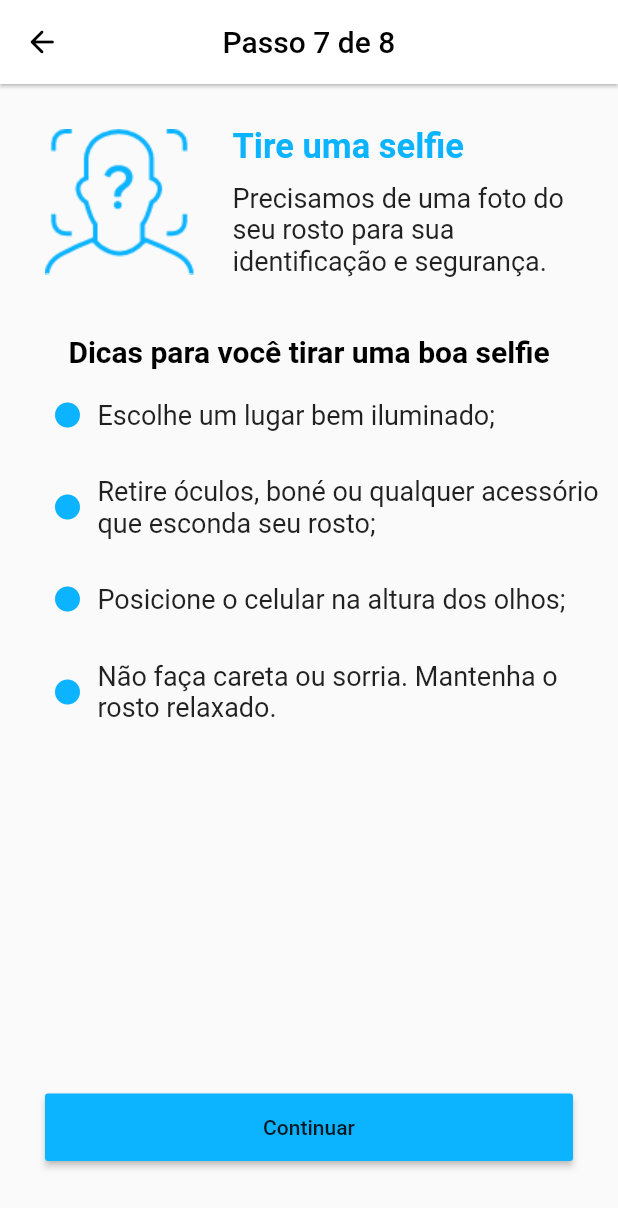
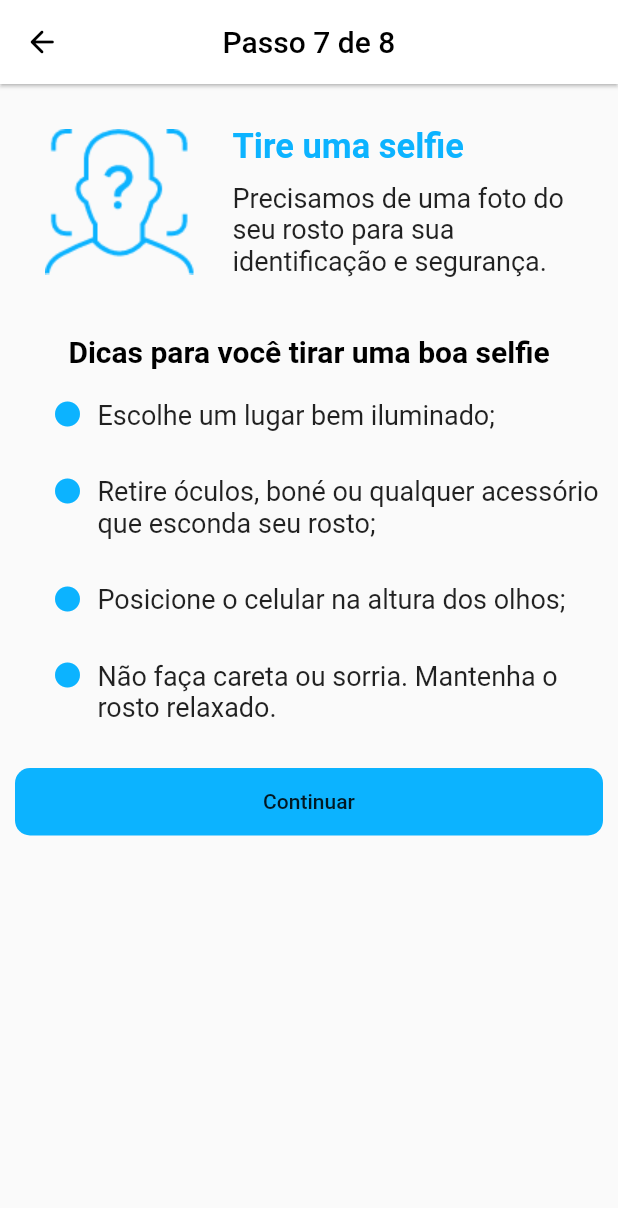
Before and after one commit to leoCardosoDev/flutter_getx_image_picker, a Flutter app: the screen it shows after launch, after a tap on "Começar", on a phone screen of 412 x 824 dp. Shown: the top 1208 px of the screen. Run offline on Flutter 3.47's test engine with Material 2 defaults, Android fonts, the phone set to English and light mode, and no system bars; our stand-ins replace font_awesome_flutter, get, image_picker; missing offline and left inert: amazon_cognito_identity_dart_2.

Commit message:
feat: add upload document

```diff
--- a/lib/onboarding/upload_documents/controller/home_controller.dart
+++ b/lib/onboarding/upload_documents/controller/home_controller.dart
@@ -9,6 +9,7 @@ import 'package:getx_upload/utils/upload_utils/aws_s3_upload.dart';
 class HomeController extends GetxController {
   RxString selectedImagePath = ''.obs;
   RxString selectedImageSize = ''.obs;
+  List<RxBool> nextStep = [true.obs, false.obs, false.obs];
   List<RxBool> allSteps = [false.obs, false.obs, false.obs];
 
   void getImage(ImageSource imageSource) async {
--- a/lib/onboarding/upload_documents/view/documents_view.dart
+++ b/lib/onboarding/upload_documents/view/documents_view.dart
@@ -2,7 +2,7 @@ import 'package:flutter/material.dart';
 import 'package:font_awesome_flutter/font_awesome_flutter.dart';
 import 'package:get/get.dart';
 import 'package:getx_upload/onboarding/upload_documents/controller/home_controller.dart';
-import 'package:getx_upload/onboarding/upload_documents/view/selfie_explanation_view.dart';
+import 'package:getx_upload/onboarding/upload_documents/view/steps_explanation_view.dart';
 
 class DocumentsView extends StatelessWidget {
   @override
@@ -29,22 +29,22 @@ class DocumentsView extends StatelessWidget {
       Image.asset('images/ic_upload/icon_comprovante_ativo@2x.png'),
     ];
 
-    Widget _iconCircle({int index}) {
-      return Icon(
-        index == 0 ? FontAwesomeIcons.solidCircle : FontAwesomeIcons.circle,
-        size: 35,
-        color: Colors.grey,
-      );
-    }
-
-    Widget _iconCircleOk({int index}) {
-      return Icon(
-        index == 0
-            ? FontAwesomeIcons.solidCheckCircle
-            : FontAwesomeIcons.circle,
-        size: 35,
-        color: Color(0xFF0CB3FF),
-      );
+    Widget _iconCircle({int index, HomeController controller, Color color}) {
+      return Obx(() => controller.allSteps[index].value == false
+          ? Icon(
+              controller.nextStep[index].value == true
+                  ? FontAwesomeIcons.solidCircle
+                  : FontAwesomeIcons.circle,
+              size: 35,
+              color: color,
+            )
+          : Icon(
+              controller.nextStep[index].value == true
+                  ? FontAwesomeIcons.solidCheckCircle
+                  : FontAwesomeIcons.circle,
+              size: 35,
+              color: color,
+            ));
     }
 
     Widget _verticalDivider({Color color}) {
@@ -116,13 +116,19 @@ class DocumentsView extends StatelessWidget {
             children: <Widget>[
               Obx(
                 () => controller.allSteps[index].value == false
-                    ? _iconCircle(index: index)
-                    : _iconCircleOk(index: index),
+                    ? _iconCircle(
+                        index: index,
+                        controller: controller,
+                        color: Colors.grey)
+                    : _iconCircle(
+                        index: index,
+                        controller: controller,
+                        color: Color(0xFF0CB3FF)),
               ),
               index == values.length - 1
                   ? Container()
                   : Container(
-                      height: 90,
+                      height: 100,
                       alignment: Alignment.center,
                       child: Obx(() => controller.allSteps[index].value == false
                           ? _verticalDivider(color: Colors.grey)
--- /dev/null
+++ b/lib/onboarding/upload_documents/view/steps_explanation_view.dart
@@ -0,0 +1,179 @@
+import 'package:flutter/material.dart';
+import 'package:font_awesome_flutter/font_awesome_flutter.dart';
+import 'package:get/get.dart';
+import 'package:getx_upload/onboarding/upload_documents/controller/home_controller.dart';
+import 'package:getx_upload/onboarding/upload_documents/widgets/steps_action_button_widget.dart';
+import 'package:getx_upload/onboarding/upload_documents/widgets/steps_explanation_widget.dart';
+import 'package:getx_upload/onboarding/upload_documents/widgets/tips_widget.dart';
+import 'package:image_picker/image_picker.dart';
+
+class SelfieExplanationView extends StatelessWidget {
+  final Color _primaryColor = Color(0xFF0CB3FF);
+
+  final List<Widget> listSelfieTips = [
+    TipsWidget(textTips: 'Escolhe um lugar bem iluminado;'),
+    TipsWidget(
+        textTips:
+            'Retire óculos, boné ou qualquer acessório que esconda seu rosto;'),
+    TipsWidget(textTips: 'Posicione o celular na altura dos olhos;'),
+    TipsWidget(
+        textTips: 'Não faça careta ou sorria. Mantenha o rosto relaxado.'),
+  ];
+
+  final List<Widget> listDocumentsTips = [
+    TipsWidget(textTips: 'Escolhe um lugar bem iluminado;'),
+    TipsWidget(textTips: 'Retire o documento do plástico para evitar reflexo;'),
+    TipsWidget(textTips: 'Encaixe o documento no molde indicado;'),
+    TipsWidget(
+        textTips:
+            'Confira se as informações estão legíveis antes de confirmar;'),
+    TipsWidget(
+        textTips:
+            'Se preferir, você pode tirar a foto do documento aberto (frente e verso).'),
+  ];
+
+  Widget _getImageFromCamera({HomeController controller}) {
+    return StepsActionButton(
+      onPressed: () {
+        controller.getImage(ImageSource.camera);
+      },
+      color: _primaryColor,
+      width: double.infinity,
+      height: 45,
+      child: Text("Continuar"),
+    );
+  }
+
+  Widget _actionDocumentButton({HomeController controller}) {
+    return Row(
+      mainAxisAlignment: MainAxisAlignment.spaceAround,
+      children: [
+        StepsActionButton(
+          onPressed: () {},
+          width: 100,
+          height: 100,
+          padding: EdgeInsets.all(0),
+          color: Colors.white,
+          child: Column(
+            mainAxisAlignment: MainAxisAlignment.spaceBetween,
+            crossAxisAlignment: CrossAxisAlignment.start,
+            children: [
+              Icon(FontAwesomeIcons.photoVideo),
+              Text("GALERIA"),
+            ],
+          ),
+        ),
+        StepsActionButton(
+          onPressed: () {},
+          width: 100,
+          height: 100,
+          padding: EdgeInsets.all(0),
+          color: _primaryColor,
+          child: Column(
+            mainAxisAlignment: MainAxisAlignment.spaceBetween,
+            crossAxisAlignment: CrossAxisAlignment.start,
+            children: [
+              Icon(FontAwesomeIcons.camera),
+              Text("CAMERA"),
+            ],
+          ),
+        ),
+        StepsActionButton(
+          onPressed: () {},
+          width: 100,
+          height: 100,
+          padding: EdgeInsets.all(0),
+          color: Colors.white,
+          child: Column(
+            mainAxisAlignment: MainAxisAlignment.spaceBetween,
+            crossAxisAlignment: CrossAxisAlignment.start,
+            children: [
+              Icon(FontAwesomeIcons.solidFolder),
+              Text("ARQUIVOS"),
+            ],
+          ),
+        ),
+      ],
+    );
+  }
+
+  Widget selfieExplanation({HomeController controller}) {
+    return StepsExplanationWidgets(
+      accentColor: _primaryColor,
+      mainIcon: "images/ic_upload/icon_selfie_ativo.png",
+      mainTitle: 'Tire uma selfie',
+      mainDescription:
+          'Precisamos de uma foto do seu rosto para sua identificação e segurança.',
+      secondaryTitle: 'Dicas para você tirar uma boa selfie',
+      mainTips: listSelfieTips,
+      mainButton: _getImageFromCamera(controller: controller),
+    );
+  }
+
+  Widget documentsExplanation({HomeController controller}) {
+    return StepsExplanationWidgets(
+      accentColor: _primaryColor,
+      mainIcon: "images/ic_upload/icon_documentos_ativo.png",
+      mainTitle: 'Agora, precisamos de um documento',
+      mainDescription:
+          'Você pode nos enviar uma foto ou cópia digitalizada do RG, CNH ou RNE.',
+      secondaryTitle: 'Dicas para fotografar seu documento',
+      mainTips: listDocumentsTips,
+      mainButton: _actionDocumentButton(controller: controller),
+    );
+  }
+
+  Widget receiptExplanation({HomeController controller}) {
+    return StepsExplanationWidgets(
+      accentColor: _primaryColor,
+      mainIcon: "images/ic_upload/icon_selfie_ativo.png",
+      mainTitle: 'Tire uma selfie',
+      mainDescription:
+          'Precisamos de uma foto do seu rosto para sua identificação e segurança.',
+      secondaryTitle: 'Dicas para você tirar uma boa selfie',
+      mainTips: listSelfieTips,
+      mainButton: Container(),
+    );
+  }
+
+  Widget _stepsDocumentsUploads({HomeController controller}) {
+    if (!controller.allSteps[0].value) {
+      return selfieExplanation(controller: controller);
+    } else if (!controller.allSteps[1].value) {
+      return documentsExplanation(controller: controller);
+    } else if (!controller.allSteps[2].value) {
+      return receiptExplanation(controller: controller);
+    } else {
+      return Container();
+    }
+  }
+
+  @override
+  Widget build(BuildContext context) {
+    return GetBuilder<HomeController>(
+        init: HomeController(),
+        builder: (HomeController controller) {
+          return Scaffold(
+            appBar: AppBar(
+              backgroundColor: Colors.white,
+              title: Text(
+                "Passo 7 de 8",
+                style: TextStyle(color: Colors.black),
+              ),
+              centerTitle: true,
+              elevation: 1,
+              leading: IconButton(
+                onPressed: () {
+                  Get.back();
+                },
+                icon: Icon(
+                  Icons.arrow_back_rounded,
+                  color: Colors.black,
+                ),
+              ),
+            ),
+            body: _stepsDocumentsUploads(controller: controller),
+          );
+        });
+  }
+}
--- /dev/null
+++ b/lib/onboarding/upload_documents/widgets/steps_action_button_widget.dart
@@ -0,0 +1,37 @@
+import 'package:flutter/material.dart';
+
+class StepsActionButton extends StatelessWidget {
+  final Function onPressed;
+  final double width, height;
+  final Color color;
+  final EdgeInsets padding;
+  final EdgeInsets margin;
+  final Widget child;
+
+  StepsActionButton({
+    this.width,
+    this.height,
+    this.color,
+    this.onPressed,
+    this.padding,
+    this.margin,
+    this.child,
+  });
+  @override
+  Widget build(BuildContext context) {
+    return Container(
+        decoration: BoxDecoration(
+          color: color,
+          borderRadius: BorderRadius.circular(10),
+        ),
+        width: width,
+        height: height,
+        margin: margin,
+        child: FlatButton(
+          materialTapTargetSize: MaterialTapTargetSize.shrinkWrap,
+          padding: padding,
+          onPressed: onPressed,
+          child: child,
+        ));
+  }
+}
--- /dev/null
+++ b/lib/onboarding/upload_documents/widgets/steps_explanation_widget.dart
@@ -0,0 +1,81 @@
+import 'package:flutter/material.dart';
+
+class StepsExplanationWidgets extends StatelessWidget {
+  final String mainIcon, mainTitle, mainDescription, secondaryTitle;
+  final Color accentColor;
+  final List<Widget> mainTips;
+  final Function mainAction;
+  final Widget mainButton;
+
+  StepsExplanationWidgets({
+    this.mainIcon,
+    this.mainTitle,
+    this.mainDescription,
+    this.secondaryTitle,
+    this.accentColor,
+    this.mainTips,
+    this.mainAction,
+    this.mainButton,
+  });
+
+  @override
+  Widget build(BuildContext context) {
+    return SingleChildScrollView(
+      child: Container(
+        padding: EdgeInsets.all(10),
+        child: Column(
+          children: [
+            Row(
+              children: [
+                Container(
+                  padding: EdgeInsets.all(20),
+                  child: Image.asset(mainIcon),
+                ),
+                SizedBox(width: 5),
+                Flexible(
+                  child: Column(
+                    crossAxisAlignment: CrossAxisAlignment.start,
+                    children: [
+                      Text(
+                        mainTitle,
+                        style: TextStyle(
+                          fontSize: 23,
+                          fontWeight: FontWeight.bold,
+                          color: accentColor,
+                        ),
+                      ),
+                      SizedBox(height: 10),
+                      Container(
+                        child: Text(
+                          mainDescription,
+                          style: TextStyle(fontSize: 18),
+                        ),
+                      ),
+                    ],
+                  ),
+                ),
+              ],
+            ),
+            SizedBox(height: 20),
+            Column(
+              children: [
+                Text(
+                  secondaryTitle,
+                  style: TextStyle(
+                    fontSize: 20,
+                    color: Colors.black,
+                    fontWeight: FontWeight.bold,
+                  ),
+                ),
+                for (final tips in mainTips) tips,
+              ],
+            ),
+            SizedBox(height: 20),
+            mainButton,
+            SizedBox(height: 20)
+          ],
+        ),
+      ),
+    );
+  }
+}
--- /dev/null
+++ b/lib/onboarding/upload_documents/widgets/tips_widget.dart
@@ -0,0 +1,27 @@
+import 'package:flutter/material.dart';
+
+class TipsWidget extends StatelessWidget {
+  final String textTips;
+
+  TipsWidget({this.textTips});
+
+  @override
+  Widget build(BuildContext context) {
+    final Color _primaryColor = Theme.of(context).primaryColor;
+    return Container(
+      padding: EdgeInsets.only(top: 20, bottom: 10, left: 25),
+      child: Row(
+        crossAxisAlignment: CrossAxisAlignment.start,
+        children: [
+          Icon(Icons.circle, size: 20, color: _primaryColor),
+          SizedBox(width: 10),
+          Flexible(
+              child: Text(
+            textTips,
+            style: TextStyle(fontSize: 18),
+          )),
+        ],
+      ),
+    );
+  }
+}
--- a/pubspec.yaml
+++ b/pubspec.yaml
@@ -35,6 +35,7 @@ dependencies:
   font_awesome_flutter: ^8.8.1
   amazon_cognito_identity_dart_2: ^0.1.25
   http: ^0.12.0+2
+  file_picker: ^2.1.5+1
 
 
 dev_dependencies:
```
Also changed, not shown: lib/onboarding/upload_documents/view/_steps_explanation_view.dart (renamed from lib/onboarding/upload_documents/view/selfie_explanation_view.dart), pubspec.lock.
